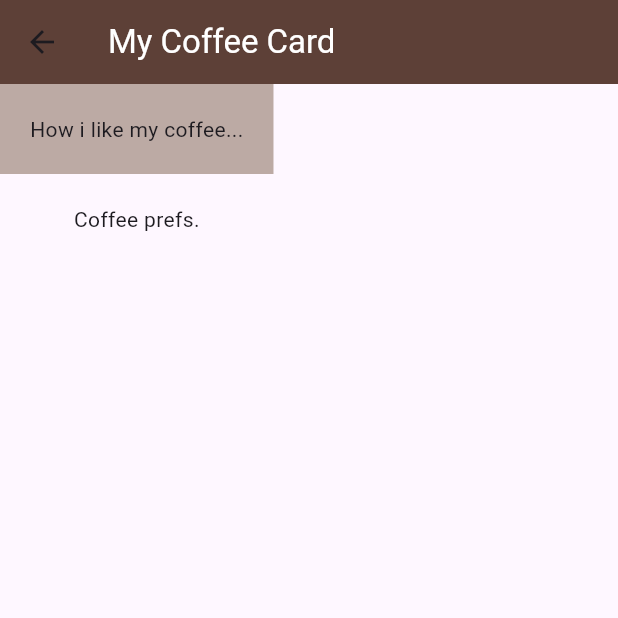
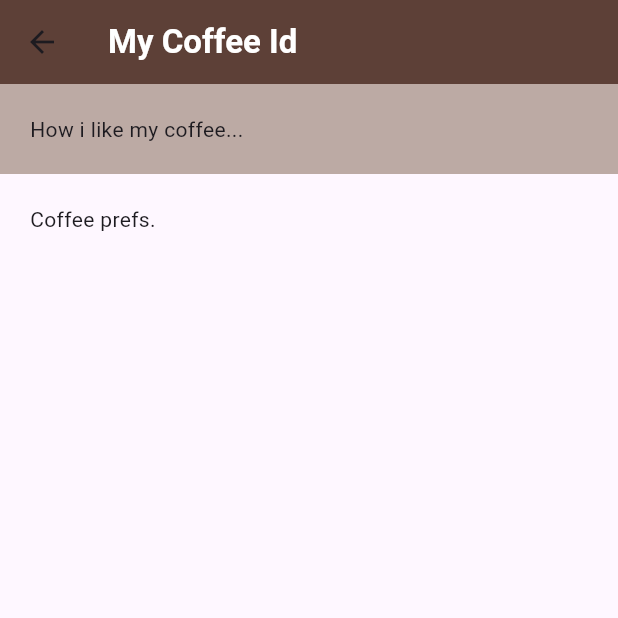
Before and after one commit to efunnuga-bamidele/FLUTTER_COFFEE_CARD, a Flutter app: the Home screen opened directly, on a phone screen of 412 x 824 dp, the top half of it. Run offline on Flutter 3.47's test engine with Material 3 defaults, Android fonts, the phone set to English and light mode, and no system bars.

Commit message:
feat:Update Home with Column widget

```diff
--- a/lib/home.dart
+++ b/lib/home.dart
@@ -7,11 +7,12 @@ class Home extends StatelessWidget {
   Widget build(BuildContext context) {
     return Scaffold(
       appBar: AppBar(
-        title:
-            const Text("My Coffee Card", style: TextStyle(color: Colors.white)),
+        title: const Text("My Coffee Id",
+            style: TextStyle(color: Colors.white, fontWeight: FontWeight.bold)),
         backgroundColor: Colors.brown[700],
       ),
       body: Column(
+        crossAxisAlignment: CrossAxisAlignment.stretch,
         children: [
           Container(
             color: Colors.brown[200],
```
